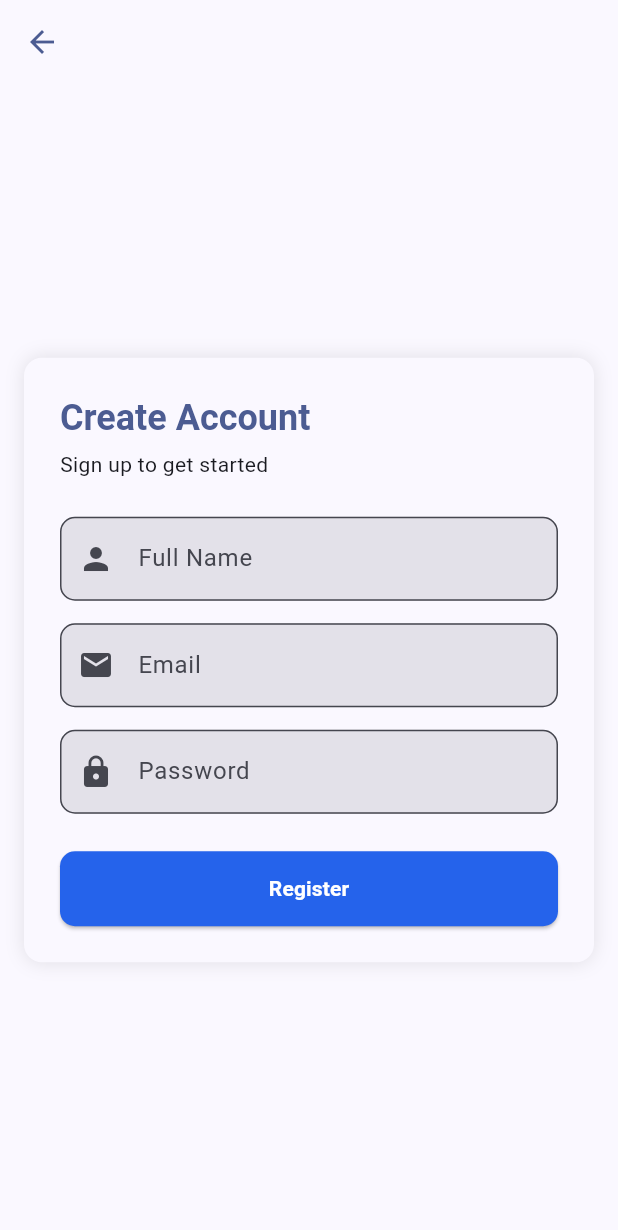
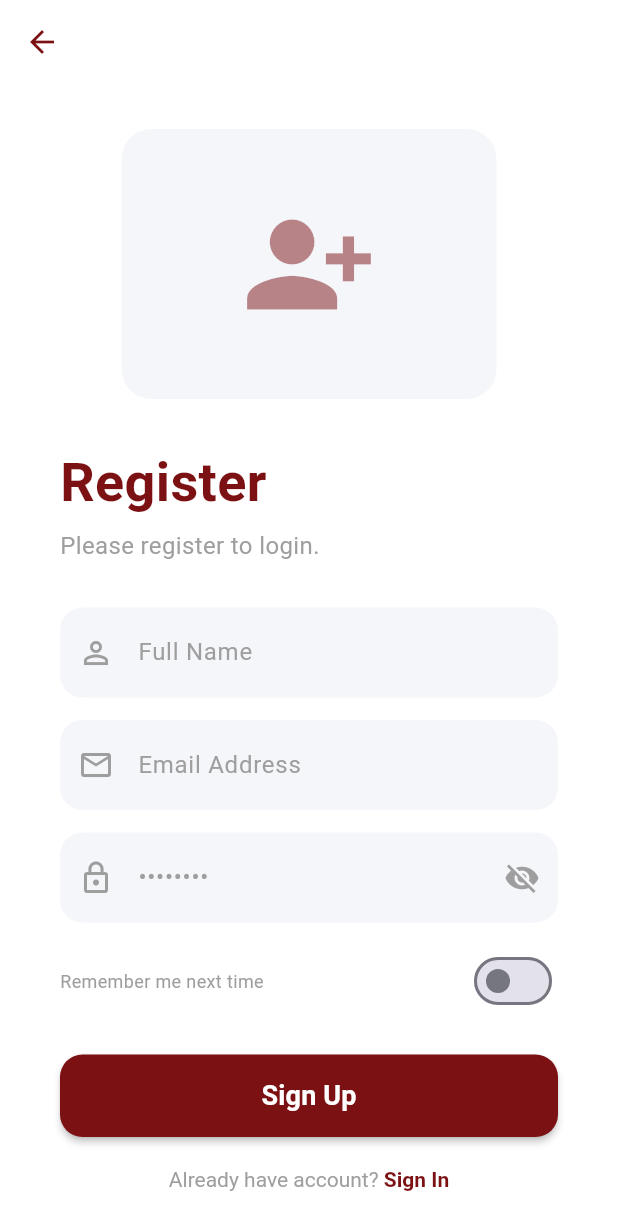
Before and after one commit to harine424/student_task_app, a Flutter app: the RegisterScreen screen opened directly, on a phone screen of 412 x 824 dp. Shown: the top 1230 px of the screen. Run offline on Flutter 3.47's test engine with Material 3 defaults, Android fonts, the light colour scheme and no system bars.

Commit message:
register screen UI update

```diff
--- a/lib/views/register_screen.dart
+++ b/lib/views/register_screen.dart
@@ -18,6 +18,11 @@ class _RegisterScreenState extends State<RegisterScreen> {
   final TextEditingController passwordController = TextEditingController();
 
   bool isLoading = false;
+  bool _obscurePassword = true;
+  bool _rememberMe = false;
+
+  final Color primaryMaroon = const Color(0xFF7B1113);
+  final Color fieldBackground = const Color(0xFFF5F6FA);
 
   String get apiUrl => ApiPath.endpoint("register.php");
 
@@ -70,6 +75,7 @@ class _RegisterScreenState extends State<RegisterScreen> {
       Navigator.pop(context);
     } catch (e) {
       setState(() => isLoading = false);
+      if (!mounted) return;
       ScaffoldMessenger.of(context).showSnackBar(
         SnackBar(
           content: Text("Registration failed: $e"),
@@ -89,118 +95,202 @@ class _RegisterScreenState extends State<RegisterScreen> {
 
   @override
   Widget build(BuildContext context) {
-    final theme = Theme.of(context);
-    final colorScheme = theme.colorScheme;
-
     return Scaffold(
-      backgroundColor: theme.scaffoldBackgroundColor,
+      backgroundColor: Colors.white, // Clean white background
       appBar: AppBar(
         backgroundColor: Colors.transparent,
         elevation: 0,
         leading: IconButton(
-          icon: Icon(Icons.arrow_back, color: colorScheme.primary),
+          icon: Icon(Icons.arrow_back, color: primaryMaroon),
           onPressed: () => Navigator.pop(context),
         ),
       ),
       body: Center(
         child: SingleChildScrollView(
           child: Container(
-            width: 400,
+            width: 400, // Fixed width for a clean, justified look
             padding: const EdgeInsets.all(24),
             margin: const EdgeInsets.symmetric(horizontal: 16),
-            decoration: BoxDecoration(
-              color: colorScheme.surface,
-              borderRadius: BorderRadius.circular(12),
-              boxShadow: [
-                BoxShadow(
-                  color: Colors.black.withOpacity(0.10),
-                  blurRadius: 10,
-                ),
-              ],
-            ),
             child: Column(
               crossAxisAlignment: CrossAxisAlignment.start,
               mainAxisSize: MainAxisSize.min,
               children: [
+                // --- Illustration Placeholder ---
+                Center(
+                  child: Container(
+                    height: 180,
+                    width: 250,
+                    decoration: BoxDecoration(
+                      color: fieldBackground,
+                      borderRadius: BorderRadius.circular(20),
+                    ),
+                    child: Icon(
+                      Icons.person_add_alt_1,
+                      size: 90,
+                      color: primaryMaroon.withOpacity(0.5),
+                    ),
+                  ),
+                ),
+                const SizedBox(height: 30),
+
+                // --- Header Text ---
                 Text(
-                  "Create Account",
-                  style: theme.textTheme.headlineSmall?.copyWith(
+                  "Register",
+                  style: TextStyle(
+                    fontSize: 36,
                     fontWeight: FontWeight.bold,
-                    color: colorScheme.primary,
+                    color: primaryMaroon,
                   ),
                 ),
                 const SizedBox(height: 5),
-                Text(
-                  "Sign up to get started",
-                  style: TextStyle(color: theme.textTheme.bodyMedium?.color),
+                const Text(
+                  "Please register to login.",
+                  style: TextStyle(fontSize: 16, color: Colors.grey),
                 ),
-                const SizedBox(height: 25),
-                TextField(
+                const SizedBox(height: 30),
+
+                // --- Name Field ---
+                Container(
+                  decoration: BoxDecoration(
+                    color: fieldBackground,
+                    borderRadius: BorderRadius.circular(15),
+                  ),
+                  child: TextField(
                     controller: nameController,
-                  decoration: InputDecoration(
-                    labelText: "Full Name",
-                    filled: true,
-                    fillColor: colorScheme.surfaceContainerHighest,
+                    decoration: const InputDecoration(
+                      border: InputBorder.none,
                       prefixIcon: Icon(
-                      Icons.person,
-                      color: colorScheme.onSurfaceVariant,
+                        Icons.person_outline,
+                        color: Colors.grey,
                       ),
-                    border: OutlineInputBorder(
-                      borderRadius: BorderRadius.circular(10),
+                      hintText: "Full Name",
+                      hintStyle: TextStyle(color: Colors.grey),
+                      contentPadding: EdgeInsets.symmetric(vertical: 18),
                     ),
                   ),
                 ),
                 const SizedBox(height: 15),
-                TextField(
+
+                // --- Email Field ---
+                Container(
+                  decoration: BoxDecoration(
+                    color: fieldBackground,
+                    borderRadius: BorderRadius.circular(15),
+                  ),
+                  child: TextField(
                     controller: emailController,
-                  decoration: InputDecoration(
-                    labelText: "Email",
-                    filled: true,
-                    fillColor: colorScheme.surfaceContainerHighest,
+                    decoration: const InputDecoration(
+                      border: InputBorder.none,
                       prefixIcon: Icon(
-                      Icons.email,
-                      color: colorScheme.onSurfaceVariant,
+                        Icons.email_outlined,
+                        color: Colors.grey,
                       ),
-                    border: OutlineInputBorder(
-                      borderRadius: BorderRadius.circular(10),
+                      hintText: "Email Address",
+                      hintStyle: TextStyle(color: Colors.grey),
+                      contentPadding: EdgeInsets.symmetric(vertical: 18),
                     ),
                   ),
                 ),
                 const SizedBox(height: 15),
-                TextField(
+
+                Container(
+                  decoration: BoxDecoration(
+                    color: fieldBackground,
+                    borderRadius: BorderRadius.circular(15),
+                  ),
+                  child: TextField(
                     controller: passwordController,
-                  obscureText: true,
+                    obscureText: _obscurePassword,
                     decoration: InputDecoration(
-                    labelText: "Password",
-                    filled: true,
-                    fillColor: colorScheme.surfaceContainerHighest,
-                    prefixIcon: Icon(
-                      Icons.lock,
-                      color: colorScheme.onSurfaceVariant,
+                      border: InputBorder.none,
+                      prefixIcon: const Icon(
+                        Icons.lock_outline,
+                        color: Colors.grey,
                       ),
-                    border: OutlineInputBorder(
-                      borderRadius: BorderRadius.circular(10),
+                      suffixIcon: IconButton(
+                        icon: Icon(
+                          _obscurePassword
+                              ? Icons.visibility_off
+                              : Icons.visibility,
+                          color: Colors.grey,
+                        ),
+                        onPressed: () {
+                          setState(() {
+                            _obscurePassword = !_obscurePassword;
+                          });
+                        },
+                      ),
+                      hintText: "••••••••",
+                      hintStyle: const TextStyle(color: Colors.grey),
+                      contentPadding: const EdgeInsets.symmetric(vertical: 18),
                     ),
                   ),
                 ),
+                const SizedBox(height: 15),
+
+                // --- Remember Me Switch ---
+                Row(
+                  mainAxisAlignment: MainAxisAlignment.spaceBetween,
+                  children: [
+                    const Text(
+                      "Remember me next time",
+                      style: TextStyle(fontSize: 12, color: Colors.grey),
+                    ),
+                    Switch(
+                      value: _rememberMe,
+                      onChanged: (value) => setState(() => _rememberMe = value),
+                      activeColor: primaryMaroon,
+                    ),
+                  ],
+                ),
                 const SizedBox(height: 25),
+
+                // --- Register Button ---
                 SizedBox(
                   width: double.infinity,
-                  height: 50,
+                  height: 55,
                   child: ElevatedButton(
+                    onPressed: isLoading ? null : registerUser,
                     style: ElevatedButton.styleFrom(
-                      backgroundColor: const Color(0xFF2563EB),
-                      foregroundColor: Colors.white,
+                      backgroundColor: primaryMaroon,
                       shape: RoundedRectangleBorder(
-                        borderRadius: BorderRadius.circular(10),
+                        borderRadius: BorderRadius.circular(15),
                       ),
+                      elevation: 2,
                     ),
-                    onPressed: isLoading ? null : registerUser,
                     child: isLoading
                         ? const CircularProgressIndicator(color: Colors.white)
                         : const Text(
-                            "Register",
-                            style: TextStyle(fontWeight: FontWeight.bold),
+                            "Sign Up",
+                            style: TextStyle(
+                              fontSize: 18,
+                              color: Colors.white,
+                              fontWeight: FontWeight.bold,
+                            ),
+                          ),
+                  ),
+                ),
+                const SizedBox(height: 20),
+
+                Center(
+                  child: GestureDetector(
+                    onTap: () {
+                      Navigator.pop(context);
+                    },
+                    child: RichText(
+                      text: TextSpan(
+                        text: "Already have account? ",
+                        style: const TextStyle(color: Colors.grey),
+                        children: [
+                          TextSpan(
+                            text: "Sign In",
+                            style: TextStyle(
+                              color: primaryMaroon,
+                              fontWeight: FontWeight.bold,
+                            ),
+                          ),
+                        ],
+                      ),
                     ),
                   ),
                 ),
```
Also changed, not shown: lib/views/login_screen.dart (+0 -9 lines). Lines whose indentation alone changed are shown as unchanged.
